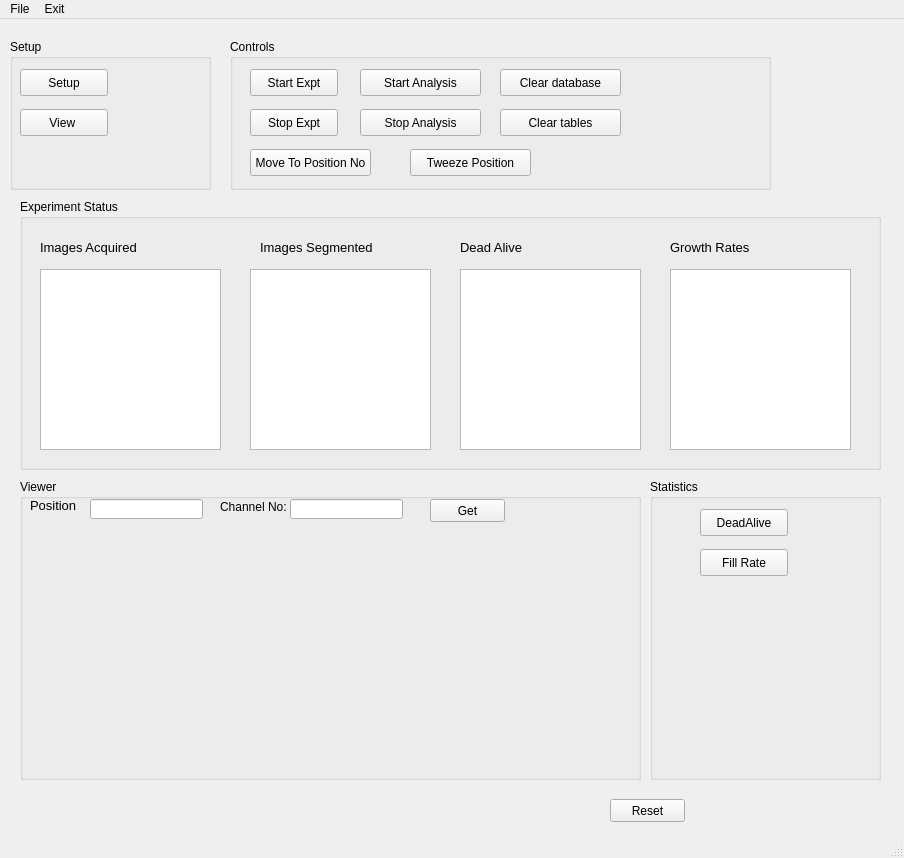
Before: the Qt Designer form narsil/liverun/ui/mainWindow.ui in karempudi/narsil, drawn with Qt 5.
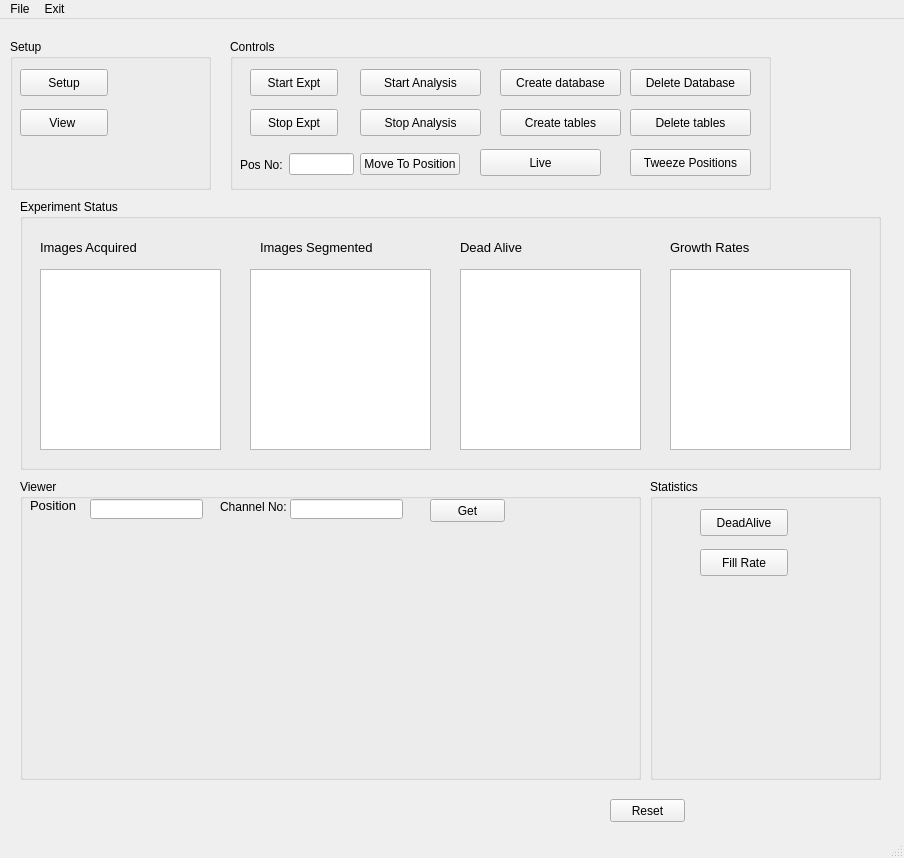
After: the same form once the commit is applied. Custom widgets are drawn as their Qt base class.

Commit message: Database basic version hookedup

Patch:
```diff
--- a/narsil/liverun/ui/mainWindow.ui
+++ b/narsil/liverun/ui/mainWindow.ui
@@ -353,33 +353,20 @@
       </rect>
      </property>
      <property name="text">
-      <string>Clear database</string>
+      <string>Create database</string>
      </property>
     </widget>
     <widget class="QPushButton" name="moveToPosition">
      <property name="geometry">
       <rect>
-       <x>20</x>
+       <x>400</x>
        <y>110</y>
        <width>121</width>
        <height>27</height>
       </rect>
      </property>
      <property name="text">
-      <string>Move To Position No</string>
-     </property>
-    </widget>
-    <widget class="QPushButton" name="tweezePosition">
-     <property name="geometry">
-      <rect>
-       <x>180</x>
-       <y>110</y>
-       <width>121</width>
-       <height>27</height>
-      </rect>
-     </property>
-     <property name="text">
-      <string>Tweeze Position</string>
+      <string>Tweeze Positions</string>
      </property>
     </widget>
     <widget class="QPushButton" name="createTablesButton">
@@ -392,7 +379,75 @@
       </rect>
      </property>
      <property name="text">
-      <string>Clear tables</string>
+      <string>Create tables</string>
+     </property>
+    </widget>
+    <widget class="QPushButton" name="deleteDbButton">
+     <property name="geometry">
+      <rect>
+       <x>400</x>
+       <y>30</y>
+       <width>121</width>
+       <height>27</height>
+      </rect>
+     </property>
+     <property name="text">
+      <string>Delete Database</string>
+     </property>
+    </widget>
+    <widget class="QPushButton" name="deleteTablesButton">
+     <property name="geometry">
+      <rect>
+       <x>400</x>
+       <y>70</y>
+       <width>121</width>
+       <height>27</height>
+      </rect>
+     </property>
+     <property name="text">
+      <string>Delete tables</string>
+     </property>
+    </widget>
+    <widget class="QWidget" name="horizontalLayoutWidget">
+     <property name="geometry">
+      <rect>
+       <x>10</x>
+       <y>110</y>
+       <width>220</width>
+       <height>31</height>
+      </rect>
+     </property>
+     <layout class="QHBoxLayout" name="moveLayout">
+      <item>
+       <widget class="QLabel" name="posNoLabel">
+        <property name="text">
+         <string>Pos No:</string>
+        </property>
+       </widget>
+      </item>
+      <item>
+       <widget class="QLineEdit" name="posNoInputBox"/>
+      </item>
+      <item>
+       <widget class="QPushButton" name="moveToPositionButton">
+        <property name="text">
+         <string>Move To Position</string>
+        </property>
+       </widget>
+      </item>
+     </layout>
+    </widget>
+    <widget class="QPushButton" name="liveButton">
+     <property name="geometry">
+      <rect>
+       <x>250</x>
+       <y>110</y>
+       <width>121</width>
+       <height>27</height>
+      </rect>
+     </property>
+     <property name="text">
+      <string>Live</string>
      </property>
     </widget>
    </widget>
```
Left out of the diff: 2 changed lines with no effect on the pictures. The commit also changes 7 other files.
